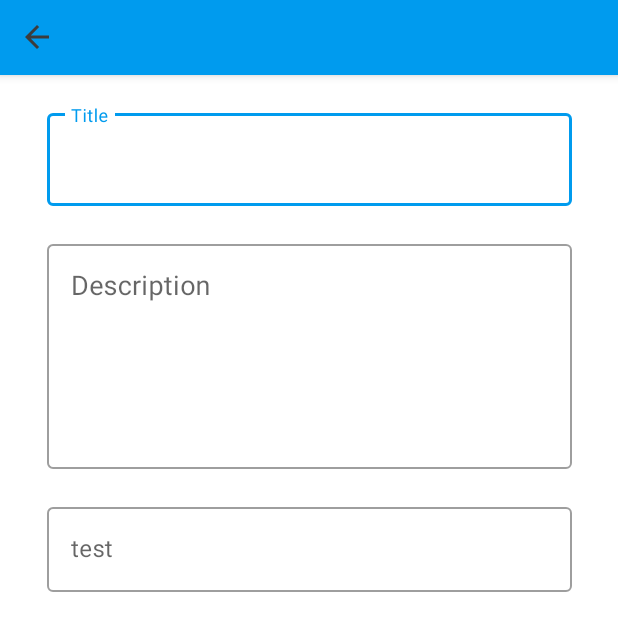
After one commit to remusdc11/studentcollab, an Android app: the AddActivity screen opened directly, with no data from a screen before it, on a phone screen of 412 x 824 dp. The commit adds this screen. Shown: the top 631 px of the screen. Run offline under Robolectric (Android 15) with nearby library versions, the phone set to English and light mode, and no system bars.

Commit message:
Add activity layout

```diff
--- a/app/build.gradle
+++ b/app/build.gradle
@@ -27,21 +27,22 @@ android {
 dependencies {
     implementation fileTree(dir: 'libs', include: ['*.jar'])
 
-    implementation 'androidx.appcompat:appcompat:1.1.0'
-    implementation 'com.google.android.material:material:1.1.0'
-    implementation 'androidx.annotation:annotation:1.1.0'
-    implementation 'androidx.constraintlayout:constraintlayout:1.1.3'
+    implementation 'androidx.appcompat:appcompat:1.2.0'
+    implementation 'com.google.android.material:material:1.3.0'
+    implementation 'androidx.annotation:annotation:1.2.0'
+    implementation 'androidx.constraintlayout:constraintlayout:2.0.4'
     implementation 'androidx.lifecycle:lifecycle-extensions:2.2.0'
     implementation 'androidx.legacy:legacy-support-v4:1.0.0'
     testImplementation 'junit:junit:4.12'
-    androidTestImplementation 'androidx.test.ext:junit:1.1.1'
-    androidTestImplementation 'androidx.test.espresso:espresso-core:3.2.0'
+    androidTestImplementation 'androidx.test.ext:junit:1.1.2'
+    androidTestImplementation 'androidx.test.espresso:espresso-core:3.3.0'
 
     implementation platform('com.google.firebase:firebase-bom:26.7.0')
     implementation 'com.google.firebase:firebase-analytics'
     implementation 'com.firebaseui:firebase-ui-auth:6.4.0'
     implementation 'com.google.firebase:firebase-firestore'
     //implementation 'com.google.firebase:firebase-database'
+
 
     // Required only if Facebook login support is required
     // Find the latest Facebook SDK releases here: https://goo.gl/Ce5L94
--- a/app/src/main/AndroidManifest.xml
+++ b/app/src/main/AndroidManifest.xml
@@ -9,7 +9,8 @@
         android:roundIcon="@drawable/sc_primary_lr"
         android:supportsRtl="true"
         android:theme="@style/AppTheme">
-        <activity android:name=".Activities.EmptyActivity"></activity>
+        <activity android:name=".Activities.AddActivity"></activity>
+        <activity android:name=".Activities.EmptyActivity" />
         <activity android:name=".Activities.OnboardingActivity" />
         <activity android:name=".Activities.FeedActivity" />
         <activity android:name=".Activities.SignUpActivity" />
--- /dev/null
+++ b/app/src/main/java/com/studentcollab/Activities/AddActivity.java
@@ -0,0 +1,16 @@
+package com.studentcollab.Activities;
+
+import androidx.appcompat.app.AppCompatActivity;
+
+import android.os.Bundle;
+
+import com.studentcollab.R;
+
+public class AddActivity extends AppCompatActivity {
+
+    @Override
+    protected void onCreate(Bundle savedInstanceState) {
+        super.onCreate(savedInstanceState);
+        setContentView(R.layout.activity_add);
+    }
+}
--- a/app/src/main/java/com/studentcollab/Activities/FeedActivity.java
+++ b/app/src/main/java/com/studentcollab/Activities/FeedActivity.java
@@ -66,8 +66,9 @@ public class FeedActivity extends AppCompatActivity {
 
                 switch (item.getItemId()) {
                     case R.id.navigation_menu_add:
-                        selectedFragment = new HomeFragment();
-                        break;
+                        Intent addIntent = new Intent(FeedActivity.this, AddActivity.class);
+                        startActivity(addIntent);
+                        return true;
 
                     case R.id.navigation_menu_home:
                         selectedFragment = new HomeFragment();
--- a/app/src/main/java/com/studentcollab/Activities/OnboardingActivity.java
+++ b/app/src/main/java/com/studentcollab/Activities/OnboardingActivity.java
@@ -28,6 +28,7 @@ import com.studentcollab.Globals.Variables;
 import com.studentcollab.Models.University;
 import com.studentcollab.R;
 
+import java.sql.Timestamp;
 import java.util.ArrayList;
 import java.util.HashMap;
 import java.util.Map;
@@ -105,6 +106,7 @@ public class OnboardingActivity extends AppCompatActivity {
                     Variables.user.setLastName(lastNameEditText.getText().toString());
                     Variables.user.setUniversityDocumentId(selectedUniversity.getDocumentId());
                     Variables.user.setInitialized(true);
+                    Variables.user.setJoinDate(new Timestamp(System.currentTimeMillis()));
 
 
                     loadingDialog.start();
--- a/app/src/main/java/com/studentcollab/Models/User.java
+++ b/app/src/main/java/com/studentcollab/Models/User.java
@@ -1,5 +1,6 @@
 package com.studentcollab.Models;
 
+import java.sql.Timestamp;
 import java.util.Date;
 
 public class User {
@@ -8,7 +9,7 @@ public class User {
     private String userId;
     private String emailAddress;
     private String firstName, lastName;
-    private Date joinDate;
+    private Timestamp joinDate;
     private String universityDocumentId;
 
     private Boolean initialized;
@@ -42,11 +43,11 @@ public class User {
         this.lastName = lastName;
     }
 
-    public Date getJoinDate() {
+    public Timestamp getJoinDate() {
         return joinDate;
     }
 
-    public void setJoinDate(Date joinDate) {
+    public void setJoinDate(Timestamp  joinDate) {
         this.joinDate = joinDate;
     }
 
--- /dev/null
+++ b/app/src/main/res/drawable/text_area_background.xml
@@ -0,0 +1,9 @@
+<?xml version="1.0" encoding="utf-8"?>
+<shape xmlns:android="http://schemas.android.com/apk/res/android" android:shape="rectangle">
+
+    <stroke
+        android:color="#bdbdbd"
+        android:width="1dp" />
+    <corners android:radius="5dp" />
+
+</shape>
--- /dev/null
+++ b/app/src/main/res/layout/activity_add.xml
@@ -0,0 +1,98 @@
+<?xml version="1.0" encoding="utf-8"?>
+<androidx.constraintlayout.widget.ConstraintLayout xmlns:android="http://schemas.android.com/apk/res/android"
+    xmlns:app="http://schemas.android.com/apk/res-auto"
+    xmlns:tools="http://schemas.android.com/tools"
+    android:layout_width="match_parent"
+    android:layout_height="match_parent"
+    tools:context=".Activities.AddActivity">
+
+    <include
+        android:id="@+id/toolbar_simple"
+        android:layout_height="@dimen/toolbar_height"
+        android:layout_width="match_parent"
+        layout="@layout/toolbar_simple"
+        app:layout_constraintTop_toTopOf="parent"
+        app:layout_constraintStart_toStartOf="parent"/>
+
+    <ScrollView
+        android:layout_width="match_parent"
+        android:layout_height="0dp"
+        app:layout_constraintStart_toStartOf="parent"
+        app:layout_constraintTop_toBottomOf="@id/toolbar_simple"
+        app:layout_constraintEnd_toEndOf="parent"
+        app:layout_constraintBottom_toBottomOf="parent">
+
+        <androidx.constraintlayout.widget.ConstraintLayout
+            android:layout_width="match_parent"
+            android:layout_height="wrap_content"
+            android:paddingBottom="30dp">
+
+            <com.google.android.material.textfield.TextInputLayout
+                android:id="@+id/add_input_layout_project_title"
+                android:layout_width="@dimen/add_field_width"
+                android:layout_height="wrap_content"
+                android:layout_marginBottom="@dimen/add_field_margin"
+                android:layout_marginTop="20dp"
+                android:hint="@string/add_project_title_hint"
+                app:layout_constraintTop_toTopOf="parent"
+                app:layout_constraintStart_toStartOf="parent"
+                app:layout_constraintEnd_toEndOf="parent">
+
+                <com.google.android.material.textfield.TextInputEditText
+                    android:id="@+id/add_edit_text_layout_project_title"
+                    android:layout_width="match_parent"
+                    android:layout_height="wrap_content"
+                    android:inputType="textCapSentences"
+                    android:textSize="@dimen/add_text_height"/>
+
+            </com.google.android.material.textfield.TextInputLayout>
+
+            <com.google.android.material.textfield.TextInputLayout
+                android:id="@+id/add_input_layout_project_description"
+                android:layout_width="@dimen/add_field_width"
+                android:layout_height="wrap_content"
+                android:layout_margin="@dimen/add_field_margin"
+                android:hint="@string/add_project_description_hint"
+                app:layout_constraintTop_toBottomOf="@+id/add_input_layout_project_title"
+                app:layout_constraintStart_toStartOf="parent"
+                app:layout_constraintEnd_toEndOf="parent">
+
+                <com.google.android.material.textfield.TextInputEditText
+                    android:id="@+id/add_edit_text_layout_project_description"
+                    android:layout_width="match_parent"
+                    android:layout_height="150dp"
+                    android:inputType="textMultiLine"
+                    android:textSize="@dimen/add_description_height"
+                    android:gravity="top"
+                    android:overScrollMode="always"
+                    android:scrollbarStyle="insideInset"
+                    android:scrollbars="vertical"
+                    />
+
+            </com.google.android.material.textfield.TextInputLayout>
+
+
+            <com.google.android.material.textfield.TextInputLayout
+                android:id="@+id/add_input_layout_project_tags"
+                android:layout_width="@dimen/add_field_width"
+                android:layout_height="wrap_content"
+                android:layout_margin="@dimen/add_field_margin"
+                android:hint="test"
+                app:layout_constraintTop_toBottomOf="@+id/add_input_layout_project_description"
+                app:layout_constraintStart_toStartOf="parent"
+                app:layout_constraintEnd_toEndOf="parent">
+
+                <com.google.android.material.textfield.TextInputEditText
+                    android:layout_height="wrap_content"
+                    android:layout_width="match_parent"
+                    />
+
+            </com.google.android.material.textfield.TextInputLayout>
+
+        </androidx.constraintlayout.widget.ConstraintLayout>
+
+    </ScrollView>
+
+
+
+</androidx.constraintlayout.widget.ConstraintLayout>
--- a/app/src/main/res/values/dimens.xml
+++ b/app/src/main/res/values/dimens.xml
@@ -27,8 +27,6 @@
     <!--Onboarding-->
     <dimen name="activity_onboarding_description">20sp</dimen>
 
-
-
     <!-- Settings -->
     <dimen name="settings_text">24sp</dimen>
     <dimen name="settings_button_text">24sp</dimen>
@@ -37,7 +35,11 @@
     <dimen name="settings_text_view_margin">10dp</dimen>
     <dimen name="settings_layout_padding">3dp</dimen>
 
-
+    <!-- Add Activity -->
+    <dimen name="add_field_width">350dp</dimen>
+    <dimen name="add_field_margin">20dp</dimen>
+    <dimen name="add_text_height">20sp</dimen>
+    <dimen name="add_description_height">18sp</dimen>
 
 
 </resources>
--- a/app/src/main/res/values/strings.xml
+++ b/app/src/main/res/values/strings.xml
@@ -43,8 +43,12 @@
     <!-- Settings Fragment -->
     <string name="settings_log_out">Log out</string>
 
-    <!-- TODO: Remove or change this placeholder text -->
     <string name="hello_blank_fragment">Hello blank fragment</string>
+
+    <!-- Add Activity -->
+    <string name="add_project_title_hint">Title</string>
+    <string name="add_project_description_hint">Description</string>
+
 
 
 </resources>
--- a/app/src/main/res/values/styles.xml
+++ b/app/src/main/res/values/styles.xml
@@ -1,7 +1,7 @@
 <resources xmlns:tools="http://schemas.android.com/tools">
 
     <!-- Base application theme. -->
-    <style name="AppTheme" parent="Theme.AppCompat.Light.NoActionBar">
+    <style name="AppTheme" parent="Theme.MaterialComponents.Light.NoActionBar">
         <!-- Customize your theme here. -->
         <item name="colorPrimary">@color/colorPrimary</item>
         <item name="colorPrimaryDark">@color/colorPrimaryDark</item>
@@ -12,6 +12,7 @@
         <item name="android:windowAnimationStyle">@null</item>
         <item name="android:animationDuration">0</item>
         <item name="colorControlHighlight">@color/colorAccent</item>
+        <item name="textInputStyle">@style/Widget.MaterialComponents.TextInputLayout.OutlinedBox</item>
     </style>
 
 </resources>
```
